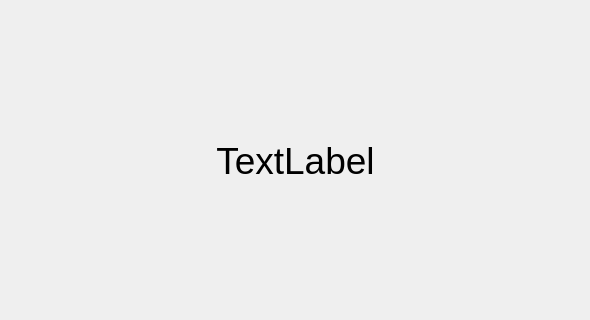
The window that ui/qrscanform.ui (burakivayki/QT_TransitValidatorApp) describes before a commit, drawn with Qt 5; both pictures show x 0 to 590 and y 202 to 522 of the 590 by 1010 pixel window.
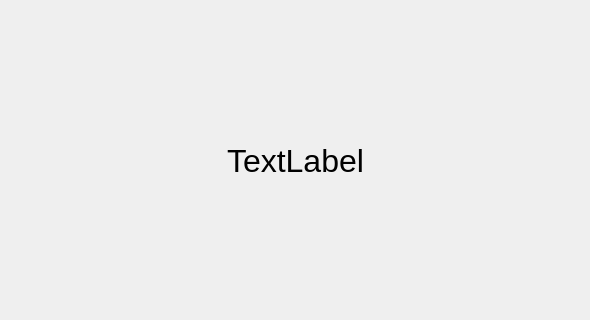
The same window after the commit.

What changed in the file:
```diff
--- a/ui/qrscanform.ui
+++ b/ui/qrscanform.ui
@@ -24,7 +24,7 @@
    </property>
    <property name="font">
     <font>
-     <pointsize>28</pointsize>
+     <pointsize>24</pointsize>
     </font>
    </property>
    <property name="text">
```
